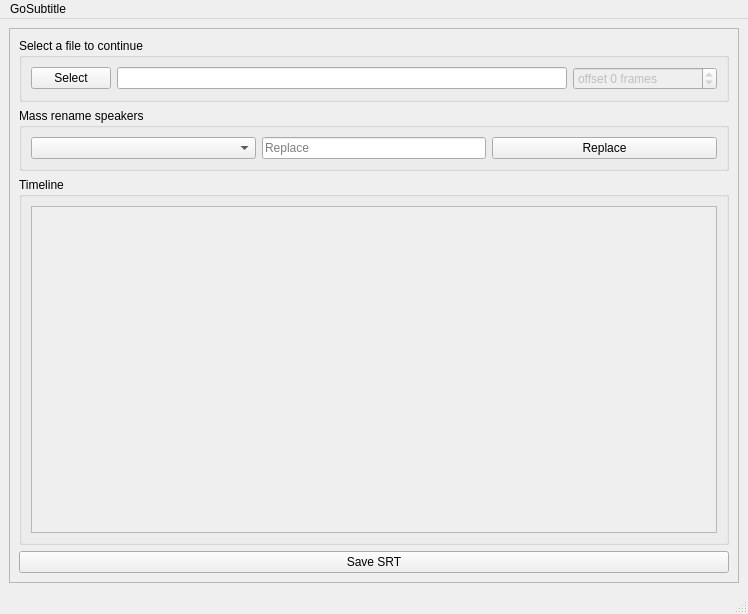
Above: ui/main_window.ui from GoExport/GoSubtitle before the change. Below: the same form after it.
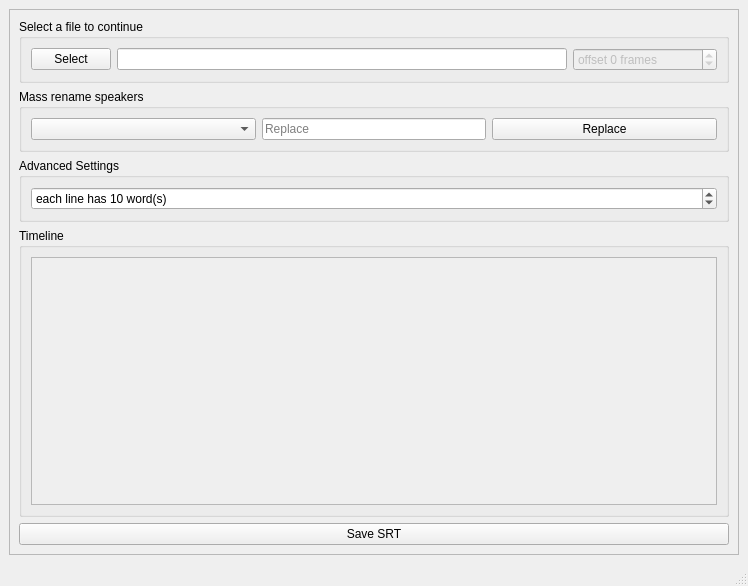
That is the form after the change.

Commit message: Add advanced settings group with max words per line option and adjust UI dimensions

The edit to the form file:
```diff
--- a/ui/main_window.ui
+++ b/ui/main_window.ui
@@ -7,7 +7,7 @@
     <x>0</x>
     <y>0</y>
     <width>748</width>
-    <height>614</height>
+    <height>586</height>
    </rect>
   </property>
   <property name="windowTitle">
@@ -132,6 +132,34 @@
          </layout>
         </widget>
        </item>
+       <item>
+        <widget class="QGroupBox" name="groupBox_2">
+         <property name="title">
+          <string>Advanced Settings</string>
+         </property>
+         <layout class="QVBoxLayout" name="verticalLayout_5">
+          <item>
+           <widget class="QSpinBox" name="maxWordsSpinBox">
+            <property name="suffix">
+             <string> word(s)</string>
+            </property>
+            <property name="prefix">
+             <string>each line has </string>
+            </property>
+            <property name="minimum">
+             <number>1</number>
+            </property>
+            <property name="maximum">
+             <number>20</number>
+            </property>
+            <property name="value">
+             <number>10</number>
+            </property>
+           </widget>
+          </item>
+         </layout>
+        </widget>
+       </item>
        <item>
         <widget class="QGroupBox" name="groupBox_timeline">
          <property name="sizePolicy">
@@ -164,7 +192,7 @@
                <x>0</x>
                <y>0</y>
                <width>688</width>
-               <height>316</height>
+               <height>223</height>
               </rect>
              </property>
              <layout class="QHBoxLayout" name="timelineLayout"/>
@@ -186,6 +214,7 @@
     </item>
    </layout>
   </widget>
+  <widget class="QStatusBar" name="statusbar"/>
   <widget class="QMenuBar" name="menubar">
    <property name="geometry">
     <rect>
@@ -195,17 +224,7 @@
      <height>33</height>
     </rect>
    </property>
-   <widget class="QMenu" name="menuGoSubtitle">
-    <property name="title">
-     <string>GoSubtitle</string>
-    </property>
-    <addaction name="actionSettings"/>
-    <addaction name="separator"/>
-    <addaction name="actionExit"/>
-   </widget>
-   <addaction name="menuGoSubtitle"/>
   </widget>
-  <widget class="QStatusBar" name="statusbar"/>
   <action name="actionSettings">
    <property name="text">
     <string>Settings</string>
```
